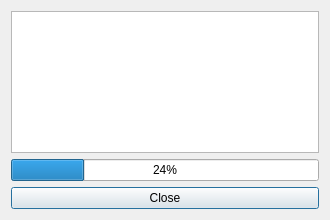
Above: src/progressdialog.ui from nickenchev/nps-surfer before the change. Below: the same form after it.
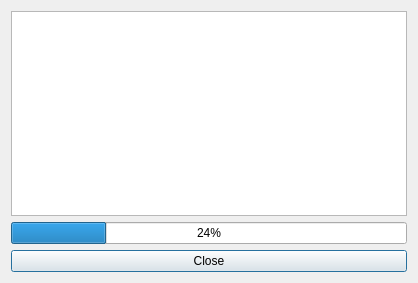
That is the form after the change.

The edit to the form file:
```diff
--- a/src/progressdialog.ui
+++ b/src/progressdialog.ui
@@ -6,8 +6,8 @@
    <rect>
     <x>0</x>
     <y>0</y>
-    <width>330</width>
-    <height>220</height>
+    <width>418</width>
+    <height>283</height>
    </rect>
   </property>
   <property name="windowTitle">
```
Left out of the diff: 2 changed lines with no effect on the pictures.
